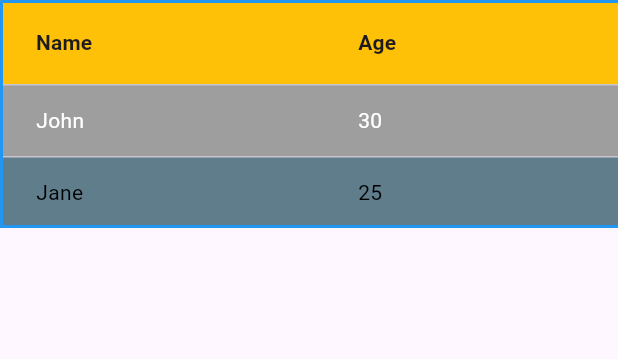
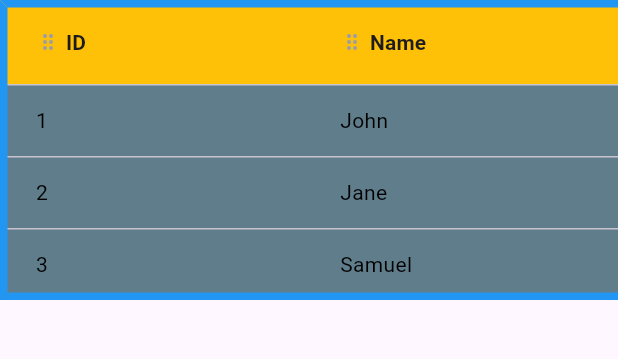
Before and after one commit to phalmeidal/mega_grid, a Flutter app: the screen it shows after launch, on a phone screen of 412 x 824 dp, the part 84-443 px from its top. Run offline on Flutter 3.47's test engine with Material 3 defaults, Android fonts, the phone set to English and light mode, and no system bars.

Commit message:
coluna flexivel

```diff
--- a/example/lib/main.dart
+++ b/example/lib/main.dart
@@ -13,12 +13,13 @@ class MyApp extends StatelessWidget {
     final items = [
       TableItems(nome: 'John', idade: 30, id: 1),
       TableItems(nome: 'Jane', idade: 25, id: 2),
+      TableItems(nome: 'Samuel', idade: 22, id: 3),
     ];
 
     final columns = [
+      const MegaColumn(title: 'ID', field: 'id', titleTextAlign: TextAlign.center, cellTextAlign: TextAlign.center),
       const MegaColumn(title: 'Name', field: 'nome', titleTextAlign: TextAlign.left, cellTextAlign: TextAlign.left),
       const MegaColumn(title: 'Age', field: 'idade', titleTextAlign: TextAlign.right, cellTextAlign: TextAlign.right),
-      const MegaColumn(title: 'ID', field: 'id', titleTextAlign: TextAlign.center, cellTextAlign: TextAlign.center),
     ];
 
     return MaterialApp(
@@ -37,7 +38,7 @@ class MyApp extends StatelessWidget {
             rowAlternateBackgroundColor: Colors.blueGrey,
             rowAlternateTextStyle: TextStyle(color: Colors.black),
             borderColor: Colors.blue,
-            borderWidth: 2.0,
+            borderWidth: 5.0,
           ),
         ),
       ),
--- a/lib/src/table_generator.dart
+++ b/lib/src/table_generator.dart
@@ -3,7 +3,7 @@ import 'table_items.dart';
 import 'table_styles.dart';
 import 'table_columns.dart';
 
-class MegaGrid extends StatelessWidget {
+class MegaGrid extends StatefulWidget {
   final List<TableItems> items;
   final MegaGridStyle? style;
   final List<MegaColumn> columns;
@@ -20,86 +20,158 @@ class MegaGrid extends StatelessWidget {
   });
 
   @override
+  _MegaGridState createState() => _MegaGridState();
+}
+
+class _MegaGridState extends State<MegaGrid> {
+  late List<MegaColumn> _columns;
+  Map<int, double> _columnWidths = {};
+
+  @override
+  void initState() {
+    super.initState();
+    _columns = widget.columns;
+    for (var i = 0; i < _columns.length; i++) {
+      _columnWidths[i] = _columns[i].minWidth ?? 100.0;
+    }
+  }
+
+  double get _totalWidth => _columnWidths.values.fold(0, (sum, width) => sum + width);
+
+  void _onColumnDragUpdate(int index, DragUpdateDetails details) {
+    setState(() {
+      double deltaX = details.delta.dx;
+
+      // Limite mínimo de largura da coluna atual
+      if ((_columnWidths[index] ?? 100.0) + deltaX < 50.0) {
+        deltaX = 50.0 - (_columnWidths[index] ?? 100.0);
+      }
+
+      // Limite máximo para o tamanho total das colunas dentro da tabela
+      if (_totalWidth + deltaX > (widget.width ?? double.infinity)) {
+        deltaX = (widget.width ?? double.infinity) - _totalWidth;
+      }
+
+      // Atualiza a largura da coluna
+      _columnWidths[index] = (_columnWidths[index] ?? 100.0) + deltaX;
+
+      // Lógica para troca de posição das colunas
+      if (deltaX < 0 && index > 0 && (_columnWidths[index] ?? 100.0) < (_columnWidths[index - 1] ?? 100.0)) {
+        _swapColumns(index, index - 1);
+      } else if (deltaX > 0 && index < _columns.length - 1 && (_columnWidths[index] ?? 100.0) > (_columnWidths[index + 1] ?? 100.0)) {
+        _swapColumns(index, index + 1);
+      }
+    });
+  }
+
+  void _swapColumns(int index1, int index2) {
+    // Troca as colunas
+    final tempColumn = _columns[index1];
+    _columns[index1] = _columns[index2];
+    _columns[index2] = tempColumn;
+
+    // Troca as larguras das colunas
+    final tempWidth = _columnWidths[index1] ?? 100.0;
+    _columnWidths[index1] = _columnWidths[index2] ?? 100.0;
+    _columnWidths[index2] = tempWidth;
+  }
+
+  @override
   Widget build(BuildContext context) {
     return SizedBox(
-      width: width,
-      height: height,
+      width: widget.width,
+      height: widget.height,
       child: SingleChildScrollView(
         scrollDirection: Axis.horizontal,
         child: ConstrainedBox(
           constraints: BoxConstraints(
-            minWidth: width ?? double.infinity,
+            minWidth: widget.width ?? double.infinity,
           ),
           child: SingleChildScrollView(
             scrollDirection: Axis.vertical,
             child: ClipRRect(
-              borderRadius: style?.borderRadius ?? BorderRadius.zero,
+              borderRadius: widget.style?.borderRadius ?? BorderRadius.zero,
               child: DataTable(
-                headingRowColor: MaterialStateProperty.all(style?.headerBackgroundColor),
+                headingRowColor: MaterialStateProperty.all(widget.style?.headerBackgroundColor),
                 border: TableBorder(
-                  top: style?.border?.top ??
+                  top: widget.style?.border?.top ??
                       BorderSide(
-                        color: style?.borderColor ?? Colors.black,
-                        width: style?.borderWidth ?? 1.0,
+                        color: widget.style?.borderColor ?? Colors.black,
+                        width: widget.style?.borderWidth ?? 1.0,
                       ),
-                  bottom: style?.border?.bottom ??
+                  bottom: widget.style?.border?.bottom ??
                       BorderSide(
-                        color: style?.borderColor ?? Colors.black,
-                        width: style?.borderWidth ?? 1.0,
+                        color: widget.style?.borderColor ?? Colors.black,
+                        width: widget.style?.borderWidth ?? 1.0,
                       ),
-                  left: style?.border?.left ??
+                  left: widget.style?.border?.left ??
                       BorderSide(
-                        color: style?.borderColor ?? Colors.black,
-                        width: style?.borderWidth ?? 1.0,
+                        color: widget.style?.borderColor ?? Colors.black,
+                        width: widget.style?.borderWidth ?? 1.0,
                       ),
-                  right: style?.border?.right ??
+                  right: widget.style?.border?.right ??
                       BorderSide(
-                        color: style?.borderColor ?? Colors.black,
-                        width: style?.borderWidth ?? 1.0,
+                        color: widget.style?.borderColor ?? Colors.black,
+                        width: widget.style?.borderWidth ?? 1.0,
                       ),
-                  borderRadius: style?.borderRadius ?? BorderRadius.zero,
+                  borderRadius: widget.style?.borderRadius ?? BorderRadius.zero,
                 ),
-                columns: columns.map((column) {
+                columns: _columns.asMap().entries.map((entry) {
+                  final index = entry.key;
+                  final column = entry.value;
+
                   return DataColumn(
-                    label: Container(
+                    label: GestureDetector(
+                      onHorizontalDragUpdate: (details) => _onColumnDragUpdate(index, details),
+                      child: Row(
+                        children: [
+                          const Icon(Icons.drag_indicator, size: 16, color: Colors.grey),
+                          const SizedBox(width: 4),
+                          AnimatedContainer(
+                            duration: Duration(milliseconds: 200),
+                            width: _columnWidths[index] ?? 100.0,
                             alignment: Alignment.centerLeft,
-                      width: column.minWidth,
                             child: Text(
                               column.title,
-                        style: style?.headerTextStyle,
+                              style: widget.style?.headerTextStyle,
                               textAlign: column.titleTextAlign,
+                            ),
+                          ),
+                        ],
                       ),
                     ),
                   );
                 }).toList(),
-                rows: items.asMap().entries.map((entry) {
-                  final index = entry.key;
-                  final item = entry.value;
+                rows: widget.items.map((item) {
                   return DataRow(
                     color: MaterialStateProperty.resolveWith<Color?>((Set<MaterialState> states) {
-                      if (style?.rowAlternateBackgroundColor == null) {
-                        return style?.rowBackgroundColor;
+                      if (widget.style?.rowAlternateBackgroundColor == null) {
+                        return widget.style?.rowBackgroundColor;
                       }
-                      return index.isEven ? style?.rowBackgroundColor : style?.rowAlternateBackgroundColor;
+                      return states.contains(MaterialState.selected) ? widget.style?.rowBackgroundColor : widget.style?.rowAlternateBackgroundColor;
                     }),
-                    cells: columns.map((column) {
+                    cells: _columns.asMap().entries.map((entry) {
+                      final columnIndex = entry.key;
+                      final column = entry.value;
                       final cellValue = item.toMap()[column.field] ?? '';
 
-                      TextStyle? textStyle = style?.cellTextStyle;
-
-                      if (style?.rowTextStyle != null) {
-                        textStyle = style?.rowTextStyle;
+                      TextStyle? textStyle = widget.style?.cellTextStyle;
+                      if (widget.style?.rowTextStyle != null) {
+                        textStyle = widget.style?.rowTextStyle;
                       }
-
-                      if (style?.rowAlternateTextStyle != null && !index.isEven) {
-                        textStyle = style?.rowAlternateTextStyle;
+                      if (widget.style?.rowAlternateTextStyle != null) {
+                        textStyle = widget.style?.rowAlternateTextStyle;
                       }
 
                       return DataCell(
-                        Text(
+                        Container(
+                          width: _columnWidths[columnIndex] ?? 100.0,
+                          alignment: Alignment.centerLeft,
+                          child: Text(
                             cellValue.toString(),
                             style: textStyle,
                             textAlign: column.cellTextAlign,
+                          ),
                         ),
                       );
                     }).toList(),
```
Lines whose indentation alone changed are shown as unchanged.
